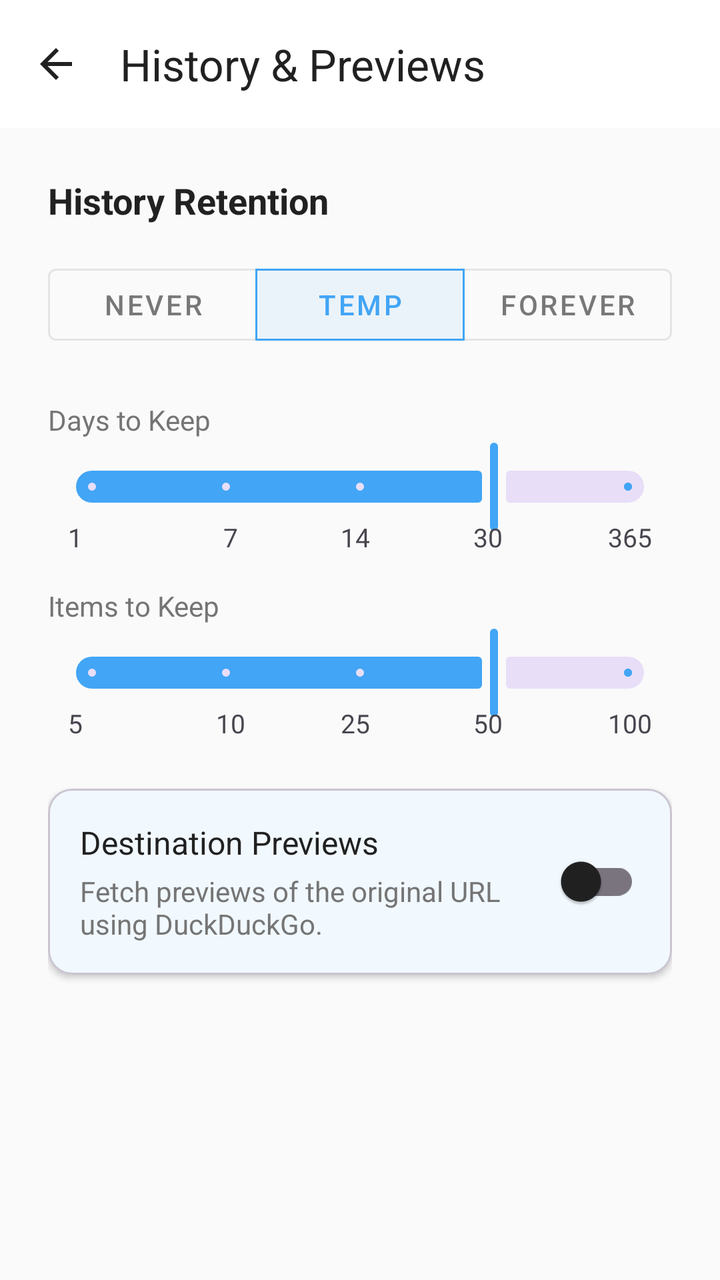
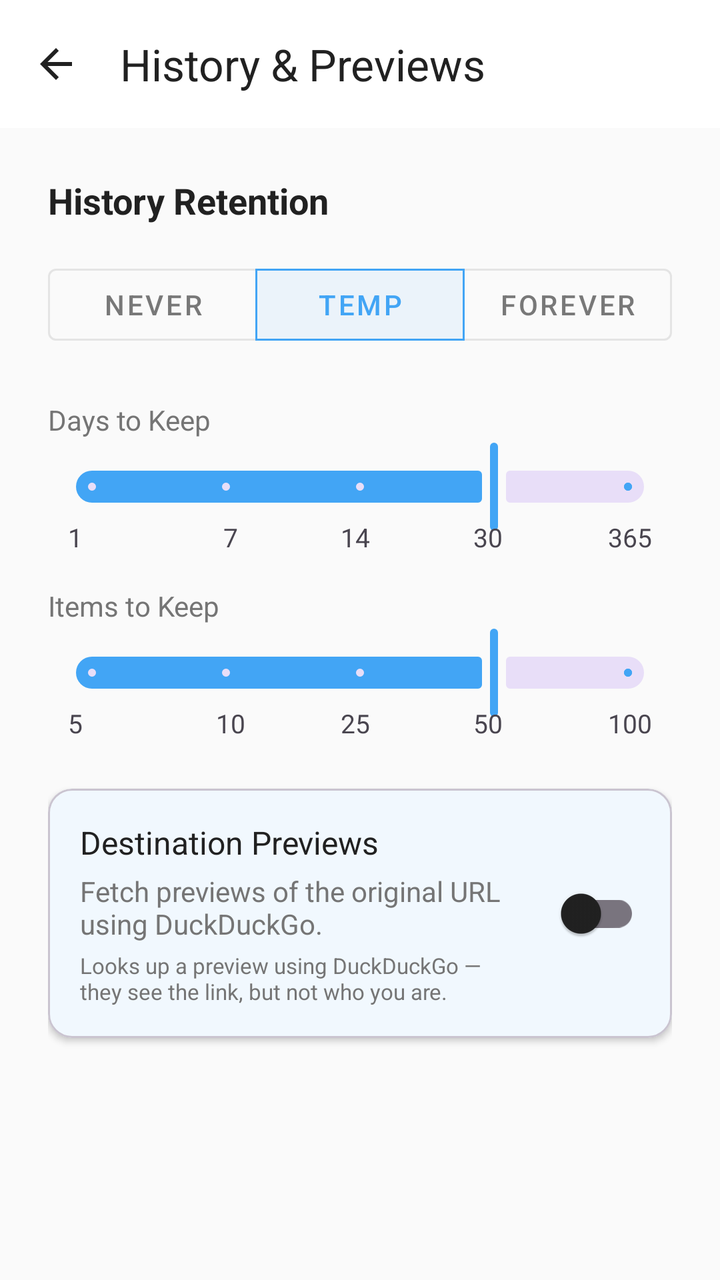

Compare the two renders of this Android layout. The source of the first and the diff that turns it into the second are given below.
<!-- AndroidManifest.xml: application theme Theme.Sidestep -->
<!-- res/layout/activity_settings_privacy.xml -->
<?xml version="1.0" encoding="utf-8"?>
<LinearLayout xmlns:android="http://schemas.android.com/apk/res/android"
    xmlns:app="http://schemas.android.com/apk/res-auto"
    android:id="@+id/settingsRoot"
    android:layout_width="match_parent"
    android:layout_height="match_parent"
    android:orientation="vertical">

    <com.google.android.material.appbar.MaterialToolbar
        android:id="@+id/settingsToolbar"
        android:layout_width="match_parent"
        android:layout_height="wrap_content"
        android:background="?attr/colorSurface"
        app:title="@string/privacy_title"
        app:titleTextColor="?android:attr/textColorPrimary"
        app:navigationIcon="@drawable/abc_ic_ab_back_material"
        app:elevation="4dp"/>

    <ScrollView
        android:id="@+id/settingsScrollView"
        android:layout_width="match_parent"
        android:layout_height="0dp"
        android:layout_weight="1">

        <LinearLayout
            android:layout_width="match_parent"
            android:layout_height="wrap_content"
            android:orientation="vertical"
            android:padding="24dp">

            
            <TextView
                android:layout_width="match_parent"
                android:layout_height="wrap_content"
                android:text="History Retention"
                android:textStyle="bold"
                android:textSize="18sp"
                android:textColor="?android:attr/textColorPrimary"
                android:paddingBottom="16dp"/>

            <com.google.android.material.button.MaterialButtonToggleGroup
                android:id="@+id/historyToggleGroup"
                android:layout_width="match_parent"
                android:layout_height="wrap_content"
                app:singleSelection="true"
                app:selectionRequired="true"
                app:checkedButton="@+id/btnHistoryAuto">

                <com.google.android.material.button.MaterialButton
                    android:id="@+id/btnHistoryNever"
                    android:layout_width="0dp"
                    android:layout_height="wrap_content"
                    android:layout_weight="1"
                    android:text="Never"
                    style="@style/Widget.MaterialComponents.Button.OutlinedButton"/>

                <com.google.android.material.button.MaterialButton
                    android:id="@+id/btnHistoryAuto"
                    android:layout_width="0dp"
                    android:layout_height="wrap_content"
                    android:layout_weight="1"
                    android:text="TEMP"
                    style="@style/Widget.MaterialComponents.Button.OutlinedButton"/>

                <com.google.android.material.button.MaterialButton
                    android:id="@+id/btnHistoryForever"
                    android:layout_width="0dp"
                    android:layout_height="wrap_content"
                    android:layout_weight="1"
                    android:text="Forever"
                    style="@style/Widget.MaterialComponents.Button.OutlinedButton"/>
            </com.google.android.material.button.MaterialButtonToggleGroup>

            
            <LinearLayout
                android:id="@+id/customHistoryContainer"
                android:layout_width="match_parent"
                android:layout_height="wrap_content"
                android:orientation="vertical"
                android:paddingTop="24dp"
                android:visibility="visible">

                <TextView
                    android:layout_width="match_parent"
                    android:layout_height="wrap_content"
                    android:text="Days to Keep"
                    android:textColor="?android:attr/textColorSecondary"
                    android:textSize="14sp"/>
                    
                <com.google.android.material.slider.Slider
                    android:id="@+id/sliderDays"
                    android:layout_width="match_parent"
                    android:layout_height="wrap_content"
                    android:valueFrom="0.0"
                    android:valueTo="4.0"
                    android:stepSize="1.0"
                    android:value="3.0"/>

                <LinearLayout
                    android:layout_width="match_parent"
                    android:layout_height="wrap_content"
                    android:orientation="horizontal"
                    android:layout_marginTop="-8dp"
                    android:paddingStart="10dp"
                    android:paddingEnd="10dp">
                    <TextView android:layout_width="0dp" android:layout_weight="1" android:layout_height="wrap_content" android:text="1" android:textSize="13sp" android:gravity="start"/>
                    <TextView android:layout_width="0dp" android:layout_weight="1" android:layout_height="wrap_content" android:text="7" android:textSize="13sp" android:gravity="center_horizontal" android:paddingEnd="12dp"/>
                    <TextView android:layout_width="0dp" android:layout_weight="1" android:layout_height="wrap_content" android:text="14" android:textSize="13sp" android:gravity="center" android:paddingEnd="4dp"/>
                    <TextView android:layout_width="0dp" android:layout_weight="1" android:layout_height="wrap_content" android:text="30" android:textSize="13sp" android:gravity="center_horizontal" android:paddingStart="12dp"/>
                    <TextView android:layout_width="0dp" android:layout_weight="1" android:layout_height="wrap_content" android:text="365" android:textSize="13sp" android:gravity="end"/>
                </LinearLayout>

                <TextView
                    android:layout_width="match_parent"
                    android:layout_height="wrap_content"
                    android:text="Items to Keep"
                    android:textColor="?android:attr/textColorSecondary"
                    android:textSize="14sp"
                    android:paddingTop="16dp"/>
                    
                <com.google.android.material.slider.Slider
                    android:id="@+id/sliderItems"
                    android:layout_width="match_parent"
                    android:layout_height="wrap_content"
                    android:valueFrom="0.0"
                    android:valueTo="4.0"
                    android:stepSize="1.0"
                    android:value="3.0"/>

                <LinearLayout
                    android:layout_width="match_parent"
                    android:layout_height="wrap_content"
                    android:orientation="horizontal"
                    android:layout_marginTop="-8dp"
                    android:paddingStart="10dp"
                    android:paddingEnd="10dp">
                    <TextView android:layout_width="0dp" android:layout_weight="1" android:layout_height="wrap_content" android:text="5" android:textSize="13sp" android:gravity="start"/>
                    <TextView android:layout_width="0dp" android:layout_weight="1" android:layout_height="wrap_content" android:text="10" android:textSize="13sp" android:gravity="center_horizontal" android:paddingEnd="12dp"/>
                    <TextView android:layout_width="0dp" android:layout_weight="1" android:layout_height="wrap_content" android:text="25" android:textSize="13sp" android:gravity="center" android:paddingEnd="4dp"/>
                    <TextView android:layout_width="0dp" android:layout_weight="1" android:layout_height="wrap_content" android:text="50" android:textSize="13sp" android:gravity="center_horizontal" android:paddingStart="12dp"/>
                    <TextView android:layout_width="0dp" android:layout_weight="1" android:layout_height="wrap_content" android:text="100" android:textSize="13sp" android:gravity="end"/>
                </LinearLayout>
            </LinearLayout>

            
            <com.google.android.material.card.MaterialCardView
                android:id="@+id/cardPrivacyData"
                android:layout_width="match_parent"
                android:layout_height="wrap_content"
                app:cardCornerRadius="12dp"
                app:cardElevation="2dp"
                app:cardBackgroundColor="?attr/colorSurface"
                android:layout_marginTop="24dp"
                android:layout_marginBottom="24dp">
                
                <LinearLayout
                    android:layout_width="match_parent"
                    android:layout_height="wrap_content"
                    android:orientation="vertical"
                    android:padding="16dp">
                    

                    <LinearLayout
                        android:layout_width="match_parent"
                        android:layout_height="wrap_content"
                        android:orientation="horizontal"
                        android:gravity="center_vertical">

                        <LinearLayout
                            android:layout_width="0dp"
                            android:layout_weight="1"
                            android:layout_height="wrap_content"
                            android:orientation="vertical"
                            android:paddingEnd="16dp">
                            
                            <TextView
                                android:layout_width="wrap_content"
                                android:layout_height="wrap_content"
                                android:text="@string/enable_previews_title"
                                android:textSize="16sp"
                                android:textColor="?android:attr/textColorPrimary"/>
                                
                            <TextView
                                android:layout_width="wrap_content"
                                android:layout_height="wrap_content"
                                android:text="@string/enable_previews_desc"
                                android:textSize="14sp"
                                android:textColor="?android:attr/textColorSecondary"
                                android:layout_marginTop="4dp"/>
                        </LinearLayout>

                        <com.google.android.material.switchmaterial.SwitchMaterial
                            android:id="@+id/switchPreviewFetch"
                            android:layout_width="wrap_content"
                            android:layout_height="wrap_content"/>
                    </LinearLayout>
                </LinearLayout>
            </com.google.android.material.card.MaterialCardView>

        </LinearLayout>
    </ScrollView>
</LinearLayout>
<!-- resources referenced by this layout -->
<resources>
  <string name="enable_previews_desc">Fetch previews of the original URL using DuckDuckGo.</string>
  <string name="enable_previews_title">Destination Previews</string>
  <string name="privacy_title">History &amp; Previews</string>
  <style name="Theme.Sidestep" parent="Theme.Material3.DayNight.NoActionBar">
          
          <item name="colorPrimary">@color/brand_blue</item>
          <item name="colorPrimaryVariant">@color/brand_blue_dark</item>
          <item name="colorOnPrimary">@color/white</item>
          
          <item name="colorSecondary">@color/accent_teal</item>
          <item name="colorSecondaryVariant">@color/brand_blue</item>
          <item name="colorOnSecondary">@color/black</item>
          
          <item name="android:statusBarColor">@android:color/transparent</item>
          <item name="android:navigationBarColor">@android:color/transparent</item>
          
          <item name="android:colorBackground">@color/light_background</item>
          <item name="colorSurface">@color/light_surface</item>
          <item name="colorOnSurface">@color/light_text_primary</item>
          <item name="colorOnBackground">@color/light_text_primary</item>
          <item name="android:textColorPrimary">@color/light_text_primary</item>
          <item name="android:textColorSecondary">@color/light_text_secondary</item>
          <item name="colorControlNormal">@color/light_text_primary</item>
          
          
          <item name="popupMenuStyle">@style/MyPopupMenuStyle</item>
      </style>
  <color name="brand_blue">#FF42A5F5</color>
  <color name="brand_blue_dark">#FF1976D2</color>
  <color name="white">#FFFFFFFF</color>
  <color name="accent_teal">#FF00BCD4</color>
  <color name="black">#FF000000</color>
  <color name="light_background">#FFFAFAFA</color>
  <color name="light_surface">#FFFFFFFF</color>
  <color name="light_text_primary">#FF212121</color>
  <color name="light_text_secondary">#FF757575</color>
  <style name="MyPopupMenuStyle" parent="Widget.AppCompat.PopupMenu">
          <item name="android:minWidth">72dp</item>
      </style>
</resources>

<!-- the commit's change to res/layout/activity_settings_privacy.xml (unified diff, before → after) -->
@@ -187,6 +187,15 @@
                                 android:textSize="14sp"
                                 android:textColor="?android:attr/textColorSecondary"
                                 android:layout_marginTop="4dp"/>
+
+                            <TextView
+                                android:layout_width="wrap_content"
+                                android:layout_height="wrap_content"
+                                android:text="@string/enable_previews_note"
+                                android:textSize="11sp"
+                                android:fontFamily="sans-serif"
+                                android:textColor="?android:attr/textColorSecondary"
+                                android:layout_marginTop="4dp"/>
                         </LinearLayout>
 
                         <com.google.android.material.switchmaterial.SwitchMaterial
<!-- resource entries referenced after the edit -->
@@ -1,6 +1,7 @@
 <!-- resources referenced by this layout -->
 <resources>
   <string name="enable_previews_desc">Fetch previews of the original URL using DuckDuckGo.</string>
+  <string name="enable_previews_note">Looks up a preview using DuckDuckGo — they see the link, but not who you are.</string>
   <string name="enable_previews_title">Destination Previews</string>
   <string name="privacy_title">History &amp; Previews</string>
   <style name="Theme.Sidestep" parent="Theme.Material3.DayNight.NoActionBar">
